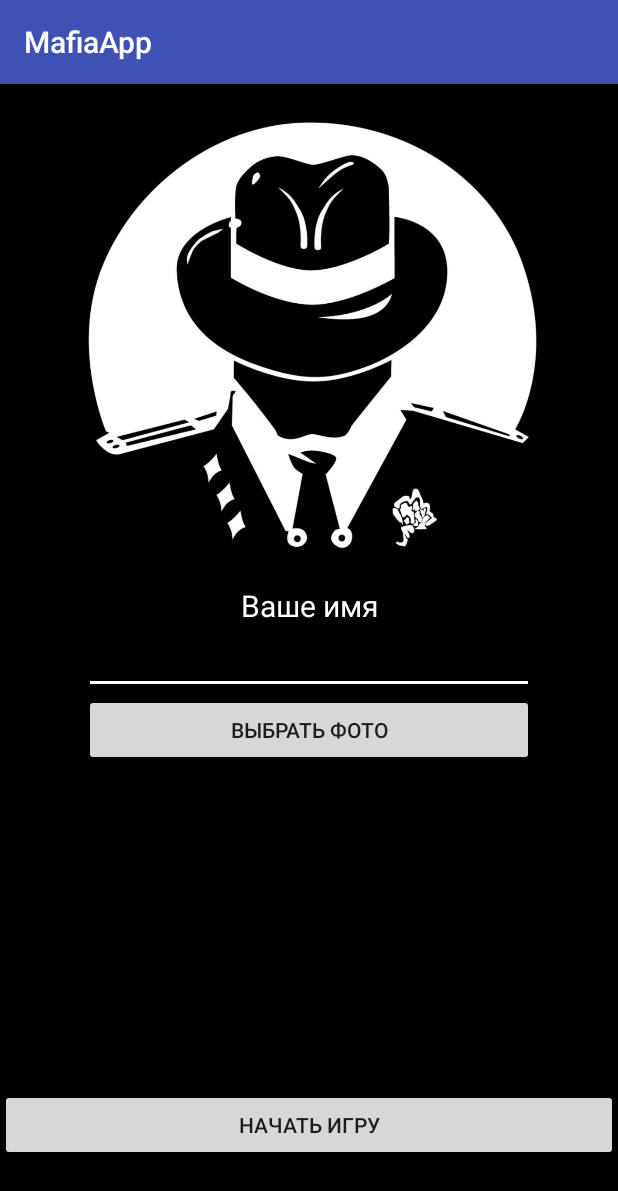
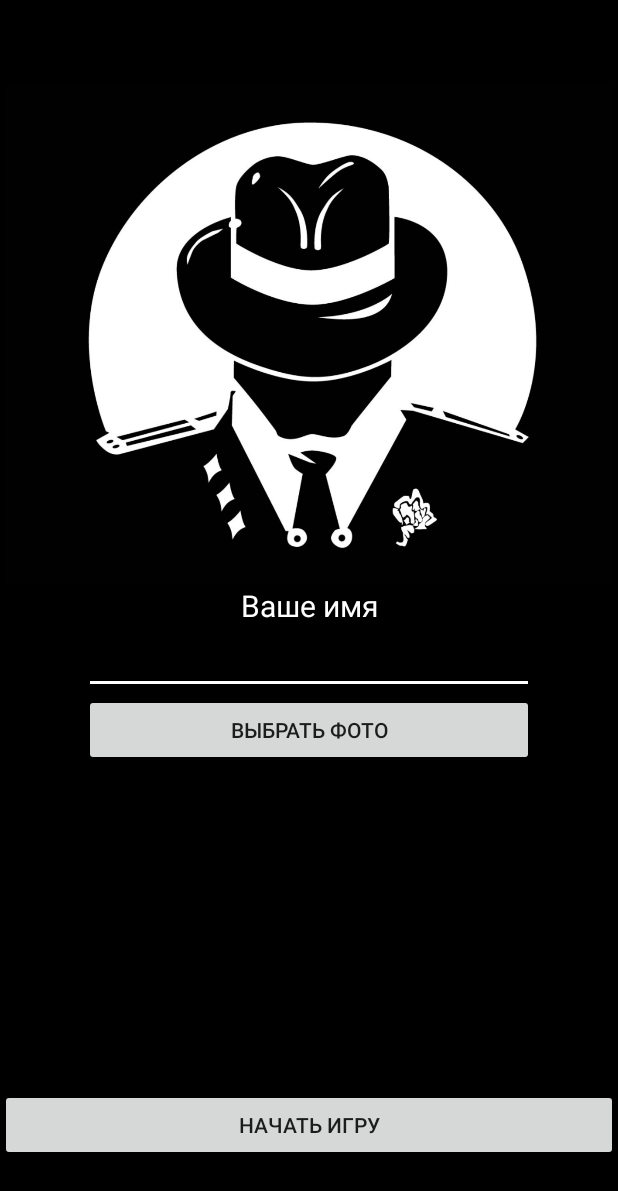
Before and after one commit to mmbabaev/mafiaAndroid, an Android app: the screen it shows after launch (RegisterUserActivity), on a phone screen of 412 x 824 dp. Shown: the top 1191 px of the screen. Run offline under Robolectric (Android 15) with nearby library versions, the phone set to English and light mode, and no system bars.

Commit message:
resolve conflicts

```diff
--- a/app/src/main/res/values/colors.xml
+++ b/app/src/main/res/values/colors.xml
@@ -1,8 +1,9 @@
 <?xml version="1.0" encoding="utf-8"?>
 <resources>
-    <color name="colorPrimary">#3F51B5</color>
-    <color name="colorPrimaryDark">#303F9F</color>
-    <color name="colorAccent">#FF4081</color>
     <color name="black">#000000</color>
     <color name="white">#ffffff</color>
+    <color name="colorPrimary">#000000</color>
+    <color name="colorPrimaryDark">#000000</color>
+    <color name="colorAccent">#000000</color>
+    <color name="titlecolor">#ffffff</color>
 </resources>
--- a/app/src/main/res/values/strings.xml
+++ b/app/src/main/res/values/strings.xml
@@ -1,3 +1,3 @@
 <resources>
-    <string name="app_name">MafiaApp</string>
+    <string name="app_name"></string>
 </resources>
--- a/app/src/main/res/values/styles.xml
+++ b/app/src/main/res/values/styles.xml
@@ -6,6 +6,7 @@
         <item name="colorPrimary">@color/colorPrimary</item>
         <item name="colorPrimaryDark">@color/colorPrimaryDark</item>
         <item name="colorAccent">@color/colorAccent</item>
+        <item name="titlecolor">@color/titlecolor</item>>
     </style>
 
 </resources>
```
Also changed, not shown: app/src/main/java/mbabaev/mafiaapp/JoinToGameActivity.java (added, +15 -0 lines), app/src/main/res/layout/join_game.xml (+30 -2 lines).
